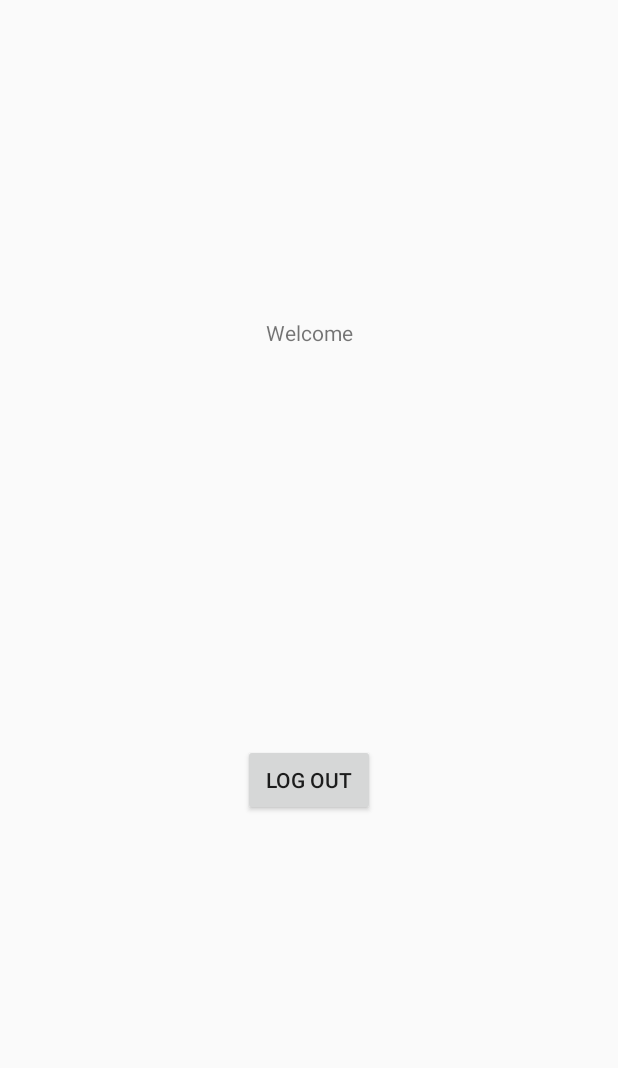
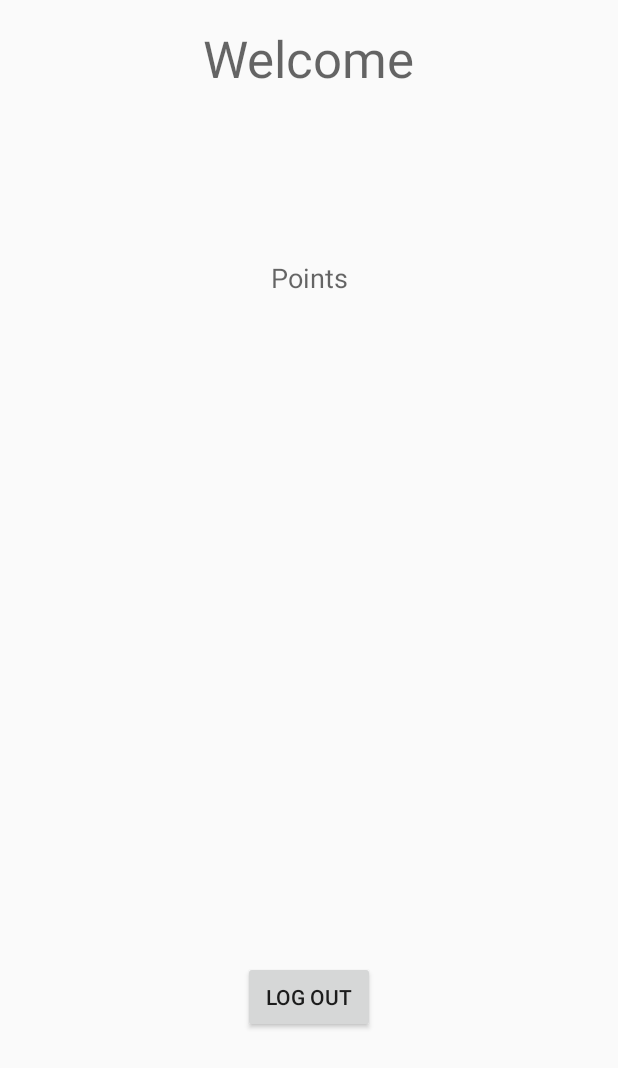
Before and after one commit to rebeccafinne/TraningsApp, an Android app: the layout activity_profile.xml on its own in the app's theme, with its tools: preview values and no code run, on a phone screen of 412 x 824 dp. Shown: the top 1068 px of the screen. Run offline under Robolectric (Android 15) with nearby library versions, the phone set to English and light mode, and no system bars.

Commit message:
Some design changes + some points stuff

```diff
--- a/TrainingApp/app/src/main/res/layout/activity_profile.xml
+++ b/TrainingApp/app/src/main/res/layout/activity_profile.xml
@@ -10,12 +10,11 @@
         android:id="@+id/profile_text"
         android:layout_width="wrap_content"
         android:layout_height="wrap_content"
-        android:layout_marginBottom="437dp"
-        android:layout_marginEnd="163dp"
-        android:layout_marginStart="163dp"
-        android:layout_marginTop="56dp"
-        android:text="Welcome"
-        app:layout_constraintBottom_toBottomOf="parent"
+        android:layout_marginEnd="16dp"
+        android:layout_marginStart="16dp"
+        android:layout_marginTop="16dp"
+        android:text="@string/welcome"
+        android:textAppearance="@style/TextAppearance.AppCompat.Display1"
         app:layout_constraintEnd_toEndOf="parent"
         app:layout_constraintStart_toStartOf="parent"
         app:layout_constraintTop_toTopOf="parent" />
@@ -27,10 +26,25 @@
         android:layout_marginBottom="32dp"
         android:layout_marginEnd="16dp"
         android:layout_marginStart="16dp"
-        android:layout_marginTop="16dp"
+        android:layout_marginTop="24dp"
         android:text="@string/log_out"
         app:layout_constraintBottom_toBottomOf="parent"
         app:layout_constraintEnd_toEndOf="parent"
         app:layout_constraintStart_toStartOf="parent"
+        app:layout_constraintTop_toBottomOf="@+id/profile_points" />
+
+    <TextView
+        android:id="@+id/profile_points"
+        android:layout_width="wrap_content"
+        android:layout_height="wrap_content"
+        android:layout_marginBottom="315dp"
+        android:layout_marginEnd="16dp"
+        android:layout_marginStart="16dp"
+        android:layout_marginTop="8dp"
+        android:text="@string/points"
+        android:textAppearance="@style/TextAppearance.AppCompat.Medium"
+        app:layout_constraintBottom_toTopOf="@+id/logOut_btn"
+        app:layout_constraintEnd_toEndOf="parent"
+        app:layout_constraintStart_toStartOf="parent"
         app:layout_constraintTop_toBottomOf="@+id/profile_text" />
 </android.support.constraint.ConstraintLayout>
--- a/TrainingApp/app/src/main/res/values/strings.xml
+++ b/TrainingApp/app/src/main/res/values/strings.xml
@@ -24,5 +24,7 @@
     <string name="sign_up">Sign Up</string>
     <string name="title_activity_profile_activitu">ProfileActivitu</string>
     <string name="log_out">Log Out</string>
+    <string name="welcome">Welcome</string>
+    <string name="points">Points</string>
 
 </resources>
```
Also changed, not shown: TrainingApp/app/src/main/java/kandidat/trainingapp/ProfileActivity.java (+26 -4 lines).
